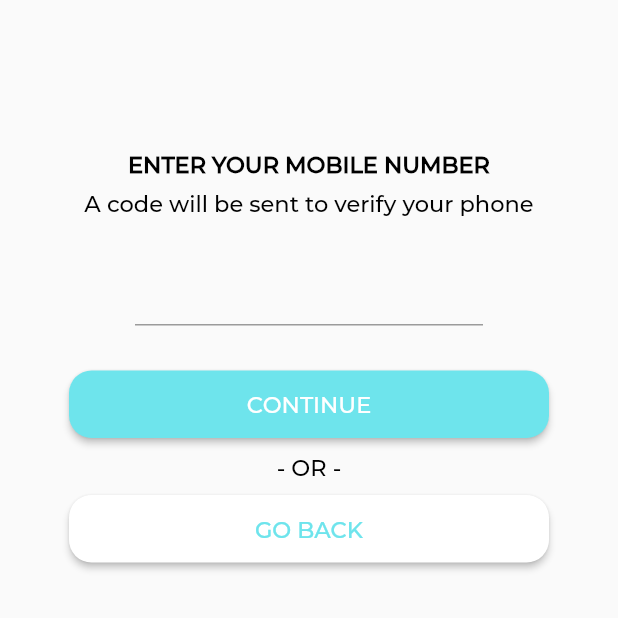
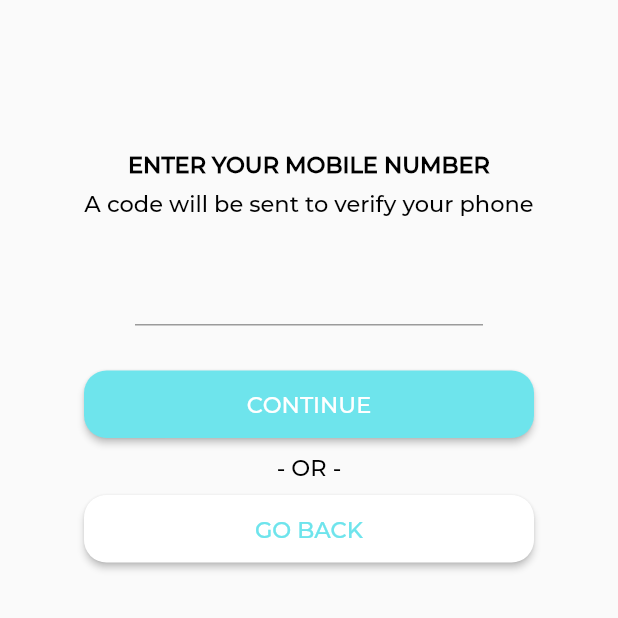
Before and after one commit to mayankdaruka/Styudor, a Flutter app: the screen it shows after launch, after a tap on "GET STARTED", on a phone screen of 412 x 824 dp, the top half of it. Run offline on Flutter 3.47's test engine with Material 2 defaults, Android fonts, the phone set to English and light mode, and no system bars; our stand-ins replace firebase_auth, mask_text_input_formatter; accounts and stored records are empty.

Commit message:
Login page assets inclusion

```diff
--- a/lib/authentication.dart
+++ b/lib/authentication.dart
@@ -141,7 +141,7 @@ class _PhoneAuthState extends State<PhoneAuth> {
             ),
           ),
           SizedBox(
-            width: 320.0,
+            width: 300.0,
             height: 45.0,
             child: RaisedButton(
               // color: Color.fromRGBO(110, 228, 236, 1.0),
@@ -159,7 +159,7 @@ class _PhoneAuthState extends State<PhoneAuth> {
             child: Text("- OR -", style: Theme.of(context).textTheme.headline5),
           ),
           SizedBox(
-            width: 320.0,
+            width: 300.0,
             height: 45.0,
             child: RaisedButton(
               color: Colors.white,
--- a/lib/login_page.dart
+++ b/lib/login_page.dart
@@ -19,6 +19,11 @@ class LoginPage extends StatelessWidget {
           Container(
             decoration: BoxDecoration(
               // color: Color.fromRGBO(216, 253, 255, 1.0)
+              image: DecorationImage(
+                image: AssetImage("assets/images/books.jpg"),
+                fit: BoxFit.cover,
+                colorFilter: ColorFilter.mode(Colors.white.withOpacity(0.2), BlendMode.dstATop),
+              ),
               color: Colors.white,
             ) ,
           ),
@@ -26,7 +31,7 @@ class LoginPage extends StatelessWidget {
             child: ListView(
               children: <Widget>[
                 SizedBox(
-                  height: 150.0,
+                  height: 120.0,
                 ),
                 Container(
                   constraints: BoxConstraints.expand(height: 230.0),
@@ -36,14 +41,13 @@ class LoginPage extends StatelessWidget {
                   height: 90.0,
                   child: Container(
                     // color: Color.fromRGBO(216, 253, 255, 1.0)
-                    color: Colors.white70,
                     child: Column(
                       children: <Widget>[
                         SizedBox(
-                          height: 15.0,
+                          height: 30.0,
                         ),
                         SizedBox(
-                          width: 320.0,
+                          width: 300.0,
                           height: 45.0,
                           child: RaisedButton(
                             color: Color.fromRGBO(110, 228, 236, 1.0),
--- a/lib/usercode.dart
+++ b/lib/usercode.dart
@@ -110,7 +110,7 @@ class _UserCodeState extends State<UserCode> {
             ),
           ),
           SizedBox(
-            width: 320.0,
+            width: 300.0,
             height: 45.0,
             child: RaisedButton(
               color: buttonColor,
@@ -127,7 +127,7 @@ class _UserCodeState extends State<UserCode> {
             child: Text("- OR -", style: Theme.of(context).textTheme.headline5),
           ),
           SizedBox(
-            width: 320.0,
+            width: 300.0,
             height: 45.0,
             child: RaisedButton(
               color: Colors.white,
```
